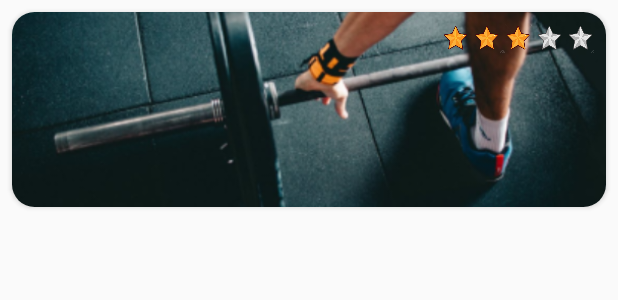
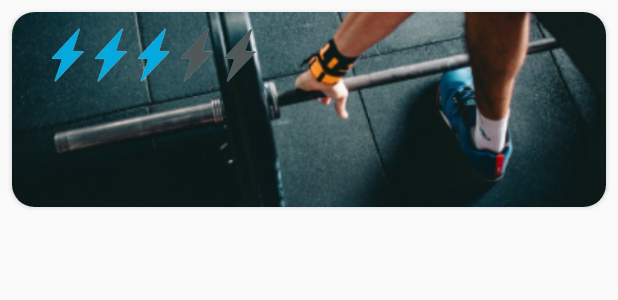
Before and after one commit to edriccoder/Calisthenics-Android-App, an Android app: the layout list_item_card.xml on its own in the app's theme, with its tools: preview values and no code run, on a phone screen of 412 x 824 dp. Shown: the top 300 px of the screen. Run offline under Robolectric (Android 15) with nearby library versions, the phone set to English and light mode, and no system bars.

Commit message:
update design

```diff
--- a/appstudio/app/src/main/res/layout/list_item_card.xml
+++ b/appstudio/app/src/main/res/layout/list_item_card.xml
@@ -4,30 +4,37 @@
     android:layout_width="match_parent"
     android:layout_height="wrap_content"
     android:layout_margin="8dp"
-    app:cardCornerRadius="15dp">
+    android:elevation="4dp"
+    app:cardCornerRadius="15dp"
+    android:backgroundTint="@android:color/white">
 
     <RelativeLayout
         android:layout_width="match_parent"
         android:layout_height="wrap_content">
 
     <ImageView
+        android:id="@+id/background"
         android:layout_width="match_parent"
         android:layout_height="130dp"
         android:scaleType="centerCrop"
         android:src="@drawable/rectangle_9"
         android:clipToOutline="true" />
 
-        <!-- Small RelativeLayout in the top right corner -->
         <ImageView
             android:id="@+id/imageViewTopRight"
-            android:layout_width="100dp"
-            android:layout_height="20dp"
+            android:layout_width="179dp"
+            android:layout_height="41dp"
             android:layout_alignParentTop="true"
             android:layout_alignParentEnd="true"
-            android:layout_margin="8dp"
-            android:background="@drawable/inter3">
-
-        </ImageView>
+            android:layout_marginStart="8dp"
+            android:layout_marginLeft="8dp"
+            android:layout_marginTop="8dp"
+            android:layout_marginEnd="215dp"
+            android:layout_marginRight="8dp"
+            android:layout_marginBottom="8dp"
+            android:background="@drawable/inter3"
+            android:clipToOutline="true"
+            android:scaleType="centerCrop" />
 
     </RelativeLayout>
 
@@ -36,7 +43,11 @@
         android:layout_width="match_parent"
         android:layout_height="wrap_content"
         android:padding="16dp"
-        android:textColor="@color/white"
-        android:textSize="18sp" />
+        android:textColor="@color/black"
+        android:textSize="20sp"
+        android:textStyle="bold"
+        android:background="@android:color/transparent"
+        android:layout_marginTop="-30dp"
+        android:layout_gravity="bottom" />
 
 </androidx.cardview.widget.CardView>
```
Also changed, not shown: appstudio/app/src/main/java/com/example/gymapp/ExerciseDetailActivity.java (+48 -4 lines), appstudio/app/src/main/java/com/example/gymapp/home.java (+35 -6 lines), appstudio/app/src/main/res/drawable/dialog_background.xml (added, +24 -0 lines), appstudio/app/src/main/res/layout/dialog_rest.xml (added, +43 -0 lines), appstudio/app/src/main/res/drawable/advance3.png, appstudio/app/src/main/res/drawable/back_back.jpg (added), appstudio/app/src/main/res/drawable/beginner.png, appstudio/app/src/main/res/drawable/inter3.png, appstudio/app/src/main/res/drawable/legs_back.jpg (added), 3 other files. Lines whose indentation alone changed are shown as unchanged.
